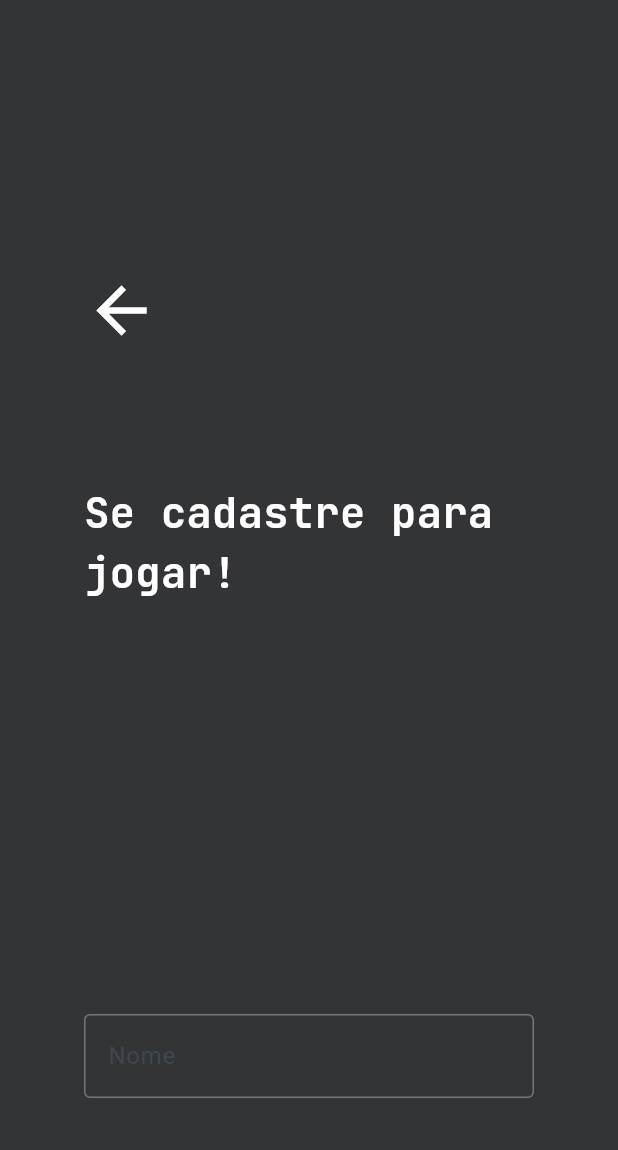
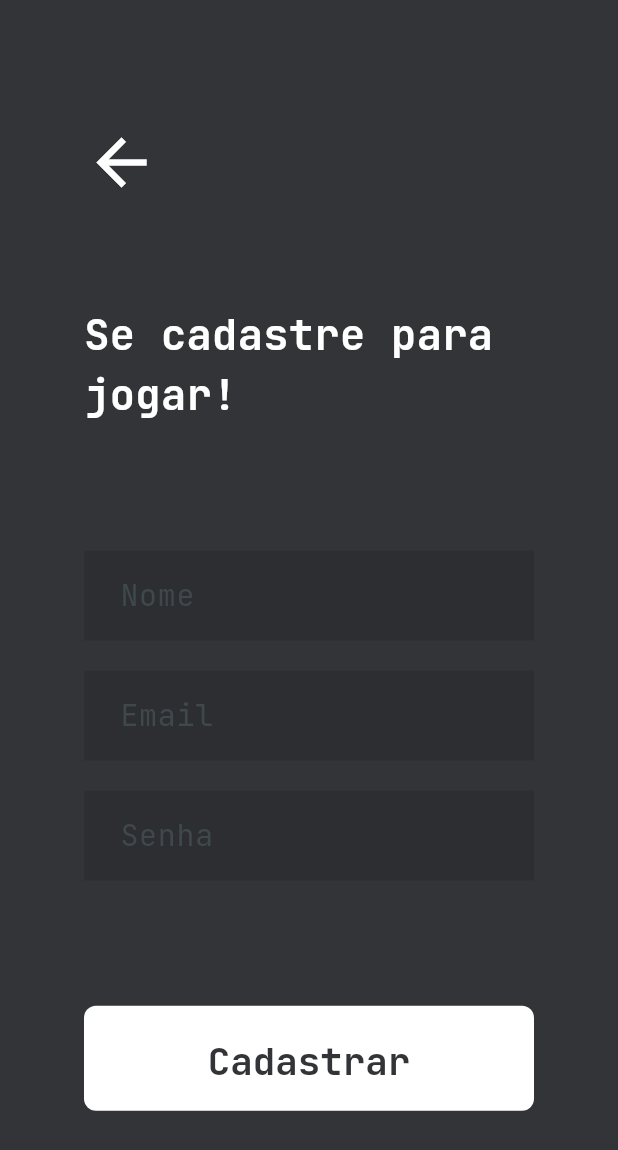
Before and after one commit to PsSergio/HasType_Mobile, a Flutter app: the screen it shows after launch, on a phone screen of 412 x 824 dp. Shown: the top 1150 px of the screen. Run offline on Flutter 3.47's test engine with Material 3 defaults, Android fonts, the phone set to English and light mode, and no system bars; our stand-ins replace google_fonts.

Commit message:
feat: finishing front end design from 'cadastro_page.dart'

```diff
--- /dev/null
+++ b/hastype/lib/components/button_default.dart
@@ -0,0 +1,27 @@
+import 'package:flutter/material.dart';
+
+class ButtonDefault extends StatelessWidget {
+  const ButtonDefault({super.key, required this.text});
+
+  final String text;
+
+  @override
+  Widget build(BuildContext context) {
+    return TextButton(
+      onPressed: null,
+      style: TextButton.styleFrom(
+        textStyle: const TextStyle(
+
+          fontFamily: "JetBrainsMono",
+          fontWeight: FontWeight.bold,
+          fontSize: 25,
+          ) ,
+        backgroundColor: Colors.white,
+        padding: EdgeInsets.all(20),
+        fixedSize: Size(300, 70),
+        shape: RoundedRectangleBorder(borderRadius: BorderRadius.circular(8)),
+      ),
+      child: Text(text, style: TextStyle(color: Color.fromRGBO(50, 52, 55, 1))),
+    );
+  }
+}
--- a/hastype/lib/components/input_box.dart
+++ b/hastype/lib/components/input_box.dart
@@ -1,17 +1,35 @@
+import 'dart:ui';
+
 import 'package:flutter/material.dart';
 import 'package:google_fonts/google_fonts.dart';
 
 class InputBox extends StatelessWidget {
-  const InputBox({super.key});
+
+  final String text;
+
+  const InputBox({super.key, required this.text});
 
   @override
   Widget build(BuildContext context) {
-    return const TextField(
-      decoration: InputDecoration(
-          fillColor: Color.fromRGBO(44, 46, 49, 100),
-          border: OutlineInputBorder(),
-          hintText: "Nome"
-          ),
-    );
+    return TextField(
+
+        style: const TextStyle(
+          fontFamily: "JetBrainsMono",
+          color: Color.fromRGBO(100, 102, 105, 100),
+          fontSize: 20
+        ),
+
+        decoration: InputDecoration(
+
+            border: InputBorder.none,
+            contentPadding: const EdgeInsets.symmetric(vertical: 15.0, horizontal: 20),
+            filled: true,
+            fillColor: const Color.fromRGBO(44, 46, 49, 1),
+
+            hintText: text,
+
+            ),
+      );
+
   }
 }
--- a/hastype/lib/main_app.dart
+++ b/hastype/lib/main_app.dart
@@ -10,11 +10,14 @@ class MainApp extends StatelessWidget{
     return MaterialApp(
       home: CadastroPage(),
       theme: ThemeData(
-        scaffoldBackgroundColor: Color.fromRGBO(50, 52, 55, 100),
+        scaffoldBackgroundColor: Color.fromRGBO(50, 52, 55, 1),
         // fontFamily: GoogleFonts.jetBrainsMono()
         colorScheme: ColorScheme.fromSeed(seedColor: Colors.white),
         textTheme: TextTheme(bodyMedium: GoogleFonts.jetBrainsMono(color: Colors.white)),
-        hintColor: Color.fromRGBO(100, 102, 105, 100),
+        hintColor: Color.fromRGBO(100, 102, 105, 1),
+        textSelectionTheme: TextSelectionThemeData(
+          cursorColor: Color.fromRGBO(226, 183, 20, 1)
+        )
       ),
     );
   }
--- a/hastype/lib/views/cadastro_page.dart
+++ b/hastype/lib/views/cadastro_page.dart
@@ -1,4 +1,5 @@
 import 'package:flutter/material.dart';
+import 'package:hastype/components/button_default.dart';
 import 'package:hastype/components/input_box.dart';
 import 'package:hastype/components/text_default.dart';
 
@@ -12,28 +13,55 @@ class CadastroPage extends StatefulWidget {
 class _CadastroPageState extends State<CadastroPage> {
   @override
   Widget build(BuildContext context) {
-    return Scaffold(
+    return const Scaffold(
+      resizeToAvoidBottomInset: false,
       body: Center(
-        child: Container(
+
+        child: SizedBox(
+
           width: 300,
+
           child: Column(
-            mainAxisAlignment: MainAxisAlignment.spaceAround,
+
+            mainAxisAlignment: MainAxisAlignment.spaceEvenly,
             children: [
-              Container(
-                height: 400,
+
+              SizedBox(
+                // height: 400,
                 child: Column(
+                  mainAxisAlignment: MainAxisAlignment.spaceEvenly,
+                  children: [
+                    Align(
+                        alignment: Alignment.topLeft,
+                        child: Icon(
+                          Icons.arrow_back,
+                          color: Colors.white,
+                          size: 50,
+                        )),
+                    SizedBox(height: 70,),
 
-                  mainAxisAlignment: MainAxisAlignment.spaceEvenly,
-
-                  children: [
-                    Align(alignment: Alignment.topLeft, child: Icon(Icons.arrow_back, color: Colors.white, size: 50,)),
                     TextDefault(text: "Se cadastre para jogar!", fontSize: 28),
-
                   ],
                 ),
               ),
 
-              InputBox()
+              SizedBox(
+                // height: 250,
+
+                child: Column(
+                  mainAxisAlignment: MainAxisAlignment.spaceEvenly,
+                  children: [
+                    InputBox(text: "Nome"),
+                    SizedBox(height: 20,),
+                    InputBox(text: "Email"),
+                    SizedBox(height: 20,),
+                    InputBox(text: "Senha"),
+                  ],
+                ),
+
+              ),
+
+              ButtonDefault(text: "Cadastrar")
             ],
           ),
         ),
```
Also changed, not shown: hastype/pubspec.yaml (+11 -12 lines), hastype/assets/fonts/JetBrainsMono.ttf (added).
